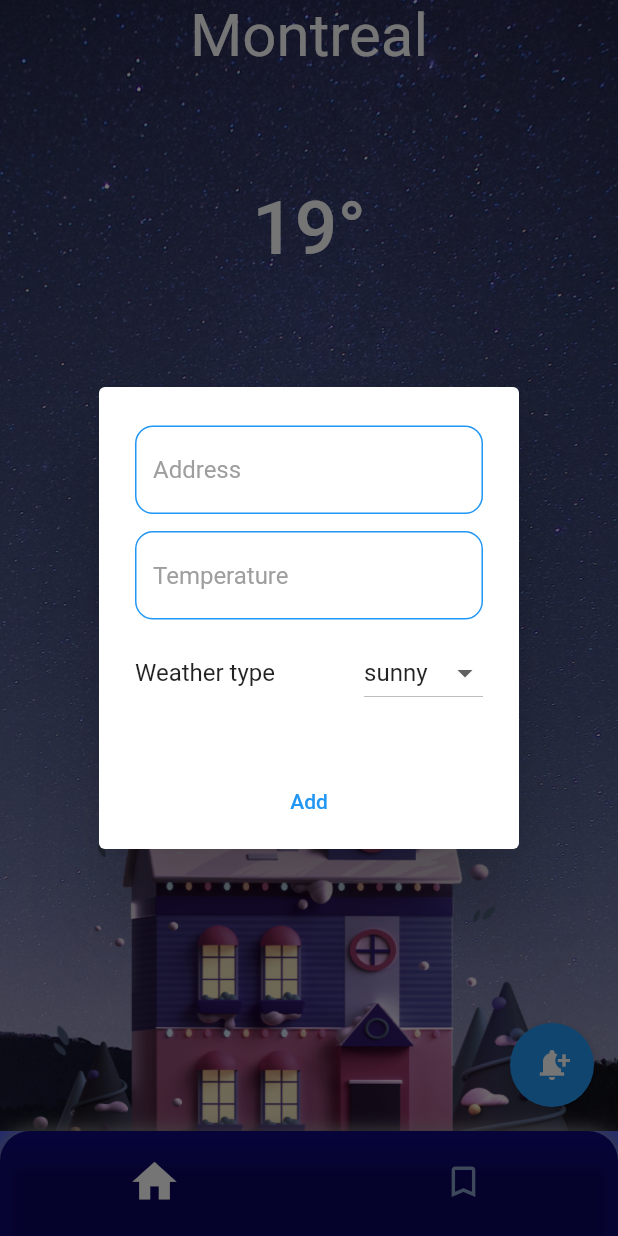
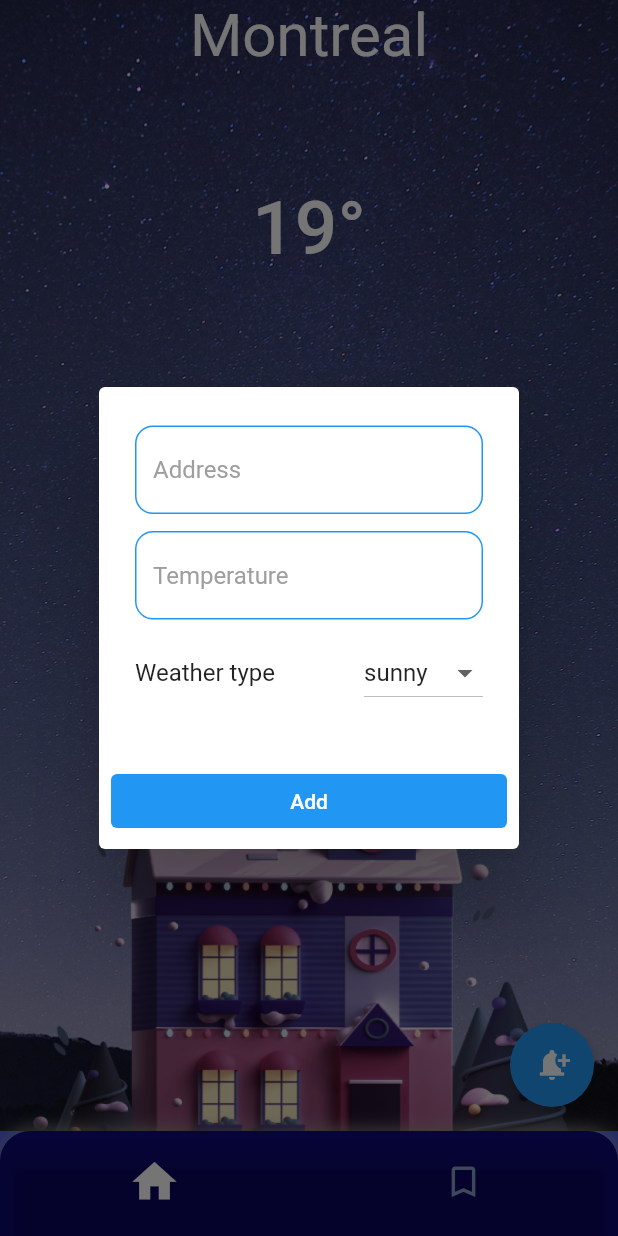
Before and after one commit to Hayotbekferghana/weather_project, a Flutter app: the screen it shows after launch, after a tap on the "notification add" icon, on a phone screen of 412 x 824 dp. Run offline on Flutter 3.47's test engine with Material 2 defaults, Android fonts, the phone set to English and light mode, and no system bars; our stand-ins replace animate_do, dio, firebase_core, firebase_messaging, flutter_bloc, flutter_local_notifications and 5 more; accounts and stored records are empty.

Commit message:
added new changes

```diff
--- a/lib/presentations/tab/home_screen/home_screen.dart
+++ b/lib/presentations/tab/home_screen/home_screen.dart
@@ -5,6 +5,7 @@ import 'package:weather_project/cubit/notification_cubit/notification_cubit.dart
 import 'package:weather_project/presentations/tab/home_screen/widgets/custom_text_field.dart';
 
 import 'package:weather_project/utils/icons.dart';
+import 'package:weather_project/utils/utility_functions.dart';
 
 class HomeScreen extends StatefulWidget {
   const HomeScreen({Key? key}) : super(key: key);
@@ -156,6 +157,8 @@ class _HomeScreenState extends State<HomeScreen> {
               ),
               actions: [
                 TextButton(
+                  style: const ButtonStyle(
+                      backgroundColor: MaterialStatePropertyAll(Colors.blue)),
                   onPressed: () async {
                     if (addressController.text.isNotEmpty &&
                         tempController.text.isNotEmpty &&
@@ -165,14 +168,22 @@ class _HomeScreenState extends State<HomeScreen> {
                             weatherType: weatherType,
                             temp: tempController.text,
                           );
+                      Navigator.pop(context);
+                    } else {
+                      MyUtils.getMyToast(
+                          message: "Barcha maydonlarni to'ldiring");
                     }
                     addressController.clear();
                     tempController.clear();
                     weatherType = 'sunny';
-                    Navigator.pop(context);
                   },
                   child: const Center(
-                    child: Text("Add"),
+                    child: Text(
+                      "Add",
+                      style: TextStyle(
+                        color: Colors.white,
+                      ),
+                    ),
                   ),
                 ),
               ],
--- /dev/null
+++ b/lib/utils/utility_functions.dart
@@ -0,0 +1,23 @@
+import 'package:flutter/material.dart';
+import 'package:fluttertoast/fluttertoast.dart';
+
+class MyUtils {
+  static showSnackBar(BuildContext context, String? text) {
+    ScaffoldMessenger.of(context).showSnackBar(
+      SnackBar(
+        content: Text(text ?? ""),
+        backgroundColor: Colors.blue,
+      ),
+    );
+  }
+
+  static getMyToast({required String message}) => Fluttertoast.showToast(
+        msg: message,
+        toastLength: Toast.LENGTH_SHORT,
+        gravity: ToastGravity.BOTTOM_RIGHT,
+        timeInSecForIosWeb: 1,
+        backgroundColor: Colors.grey.shade300,
+        textColor: Colors.black,
+        fontSize: 16.0,
+      );
+}
--- a/pubspec.yaml
+++ b/pubspec.yaml
@@ -22,6 +22,8 @@ dependencies:
   equatable: ^2.0.5
   formz: ^0.4.1
   lottie: ^1.4.3
+  fluttertoast: ^8.1.1
+  flutter_slidable: ^2.0.0
 
 dev_dependencies:
   flutter_test:
```
Also changed, not shown: lib/cubit/notification_cubit/notification_cubit.dart (+10 -0 lines), lib/data/local/local_db.dart (+10 -0 lines), lib/presentations/tab/weathers_screen/weathers_screen.dart (+49 -10 lines), lib/presentations/widgets/custom_container.dart (+18 -48 lines), pubspec.lock.
